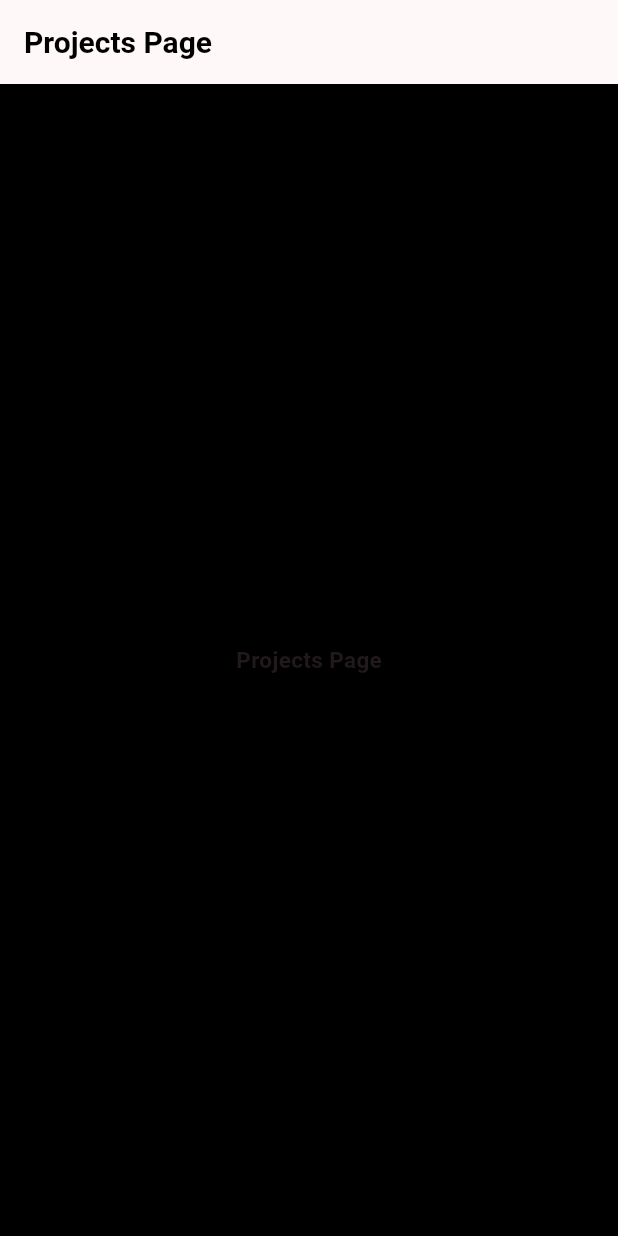
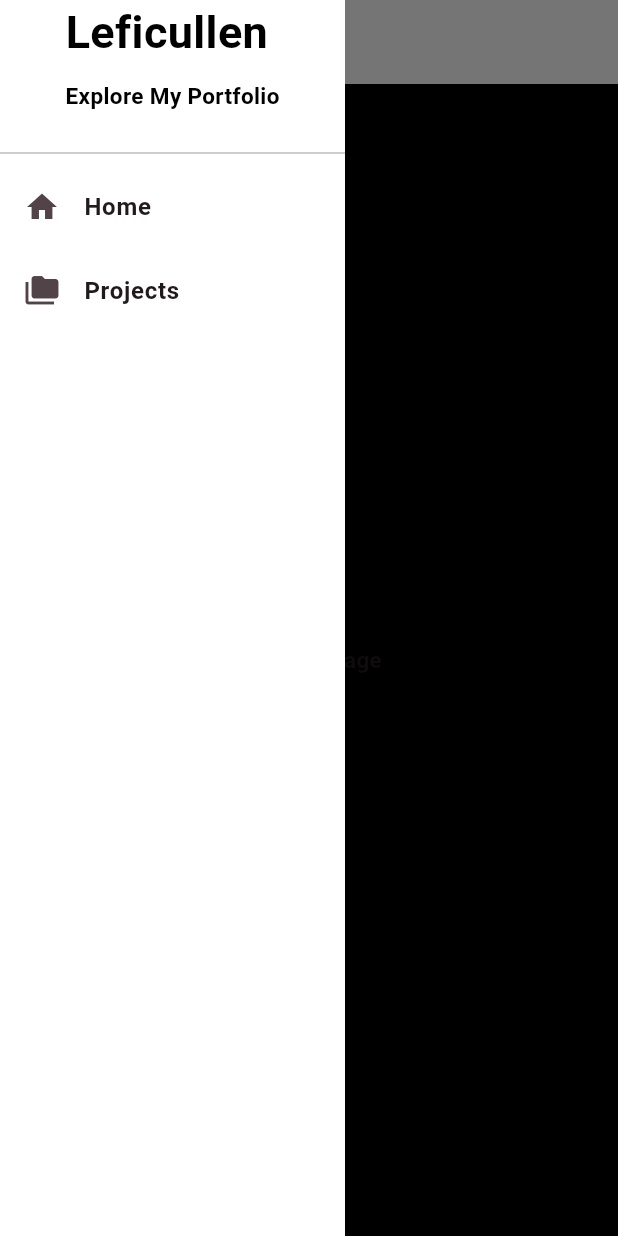
Before and after one commit to Leficullen/myportfolio_mobile, a Flutter app: the ProjectsPage screen opened directly, with the side drawer open (before the commit the screen has no drawer), on a phone screen of 412 x 824 dp. Run offline on Flutter 3.47's test engine with Material 3 defaults, Android fonts, the phone set to English and light mode, and no system bars.

Commit message:
feat: mounted drawer in scaffold also adjust the styling

```diff
--- a/lib/main.dart
+++ b/lib/main.dart
@@ -32,7 +32,8 @@ class MyApp extends StatelessWidget {
         colorScheme: ColorScheme.fromSeed(
           primary: Colors.black,
           seedColor: Colors.black,
-          secondary: Colors.amber[700]
+          secondary: Colors.amber[700],
+          surface: Colors.white,
           ),
           useMaterial3: true,
       ),
--- a/lib/projects_page.dart
+++ b/lib/projects_page.dart
@@ -1,4 +1,5 @@
 import 'package:flutter/material.dart';
+import 'package:myportfolio_mobile/widgets/left_drawer.dart';
 
 class ProjectsPage extends StatelessWidget {
   const ProjectsPage({super.key});
@@ -7,16 +8,26 @@ class ProjectsPage extends StatelessWidget {
   Widget build(BuildContext context) {
     return Scaffold(
       appBar: AppBar(
-        title: const Text("Projects Page", style: TextStyle(fontWeight: FontWeight.bold, fontSize: 20, color: Colors.black))
+        title: const Text(
+          "Projects Page",
+          style: TextStyle(
+            fontWeight: FontWeight.bold,
+            fontSize: 20,
+            color: Colors.black,
+          ),
+        ),
       ),
       backgroundColor: Theme.of(context).colorScheme.primary,
 
       body: Center(
-        child: Text("Projects Page", style: TextStyle(fontWeight: FontWeight.bold, fontSize: 15),)
-      )
+        child: Text(
+          "Projects Page",
+          style: TextStyle(fontWeight: FontWeight.bold, fontSize: 15),
+        ),
+      ),
+      drawer: const LeftDrawer(),
     );
   }
 }
 
-
 // class
--- a/lib/widgets/left_drawer.dart
+++ b/lib/widgets/left_drawer.dart
@@ -8,24 +8,30 @@ class LeftDrawer extends StatelessWidget {
   @override
   Widget build(BuildContext context) {
     return Drawer(
+      shape: const RoundedRectangleBorder(),
+      width: 230,
+      backgroundColor: Theme.of(context).colorScheme.surface,
+
       child: ListView(
         children: [
-          const DrawerHeader(
+           Container(
+            padding: EdgeInsets.only(bottom: 20),
             child:
             Column(
               crossAxisAlignment: CrossAxisAlignment.center,
               children: [
-                Text("Leficullen ", style: TextStyle(fontWeight: FontWeight.bold, fontSize: 30, color: Colors.white)),
+                Text("Leficullen ", style: TextStyle(fontWeight: FontWeight.bold, fontSize: 30, color: Theme.of(context).colorScheme.primary)),
                 SizedBox(height: 10,),
-                Text("Explore My Portfolio", style: TextStyle(fontWeight: FontWeight.bold, fontSize: 15, color: Colors.white)),
+                Text("Explore My Portfolio", style: TextStyle(fontWeight: FontWeight.bold, fontSize: 15, color: Theme.of(context).colorScheme.primary)),
               ],
             )
                 //header
           ),
+          Divider(thickness: 1, color: Colors.black26),
           //routing
           ListTile(
             leading: const Icon(Icons.home),
-            title: const Text("Home"),
+            title: const Text("Home", style: TextStyle(fontWeight: FontWeight.bold)),
             onTap: () => Navigator.pushReplacement(
               context,
               MaterialPageRoute(builder: (context) => MyHomePage()),
@@ -33,7 +39,7 @@ class LeftDrawer extends StatelessWidget {
           ),
           ListTile(
             leading: const Icon(Icons.folder_copy),
-            title: Text("Projects"),
+            title: Text("Projects", style: TextStyle(fontWeight: FontWeight.bold)),
             onTap: () => Navigator.pushReplacement(
               context,
               MaterialPageRoute(builder: (context) => ProjectsPage()),
```
Also changed, not shown: lib/menu.dart (+9 -1 lines).
